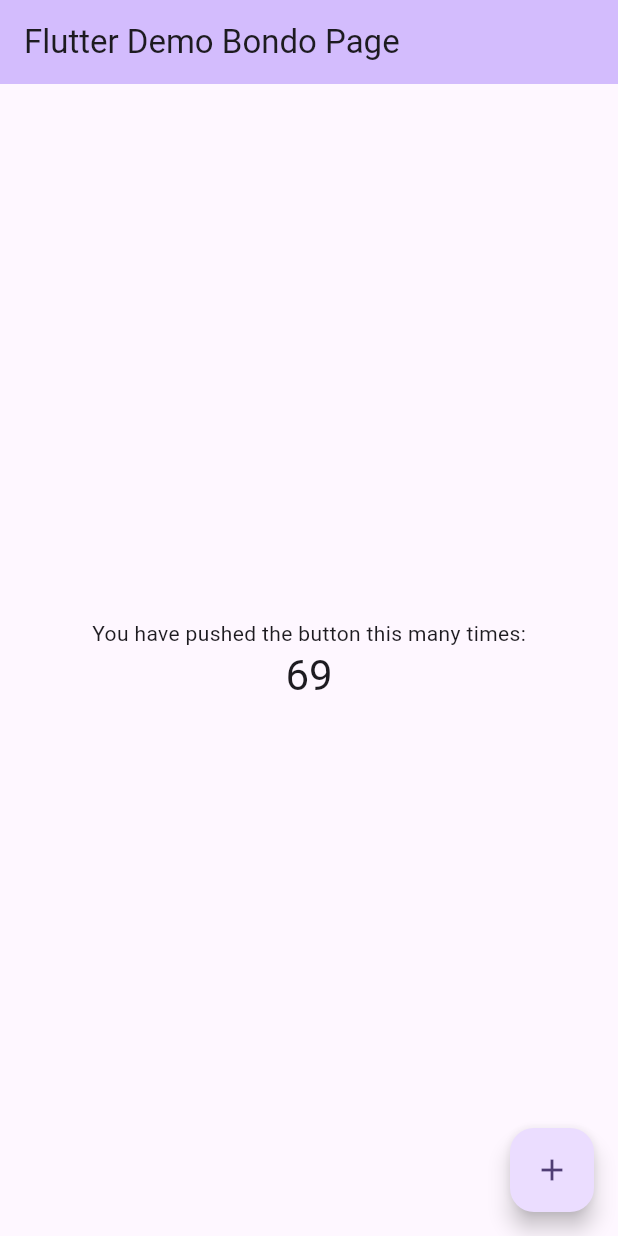
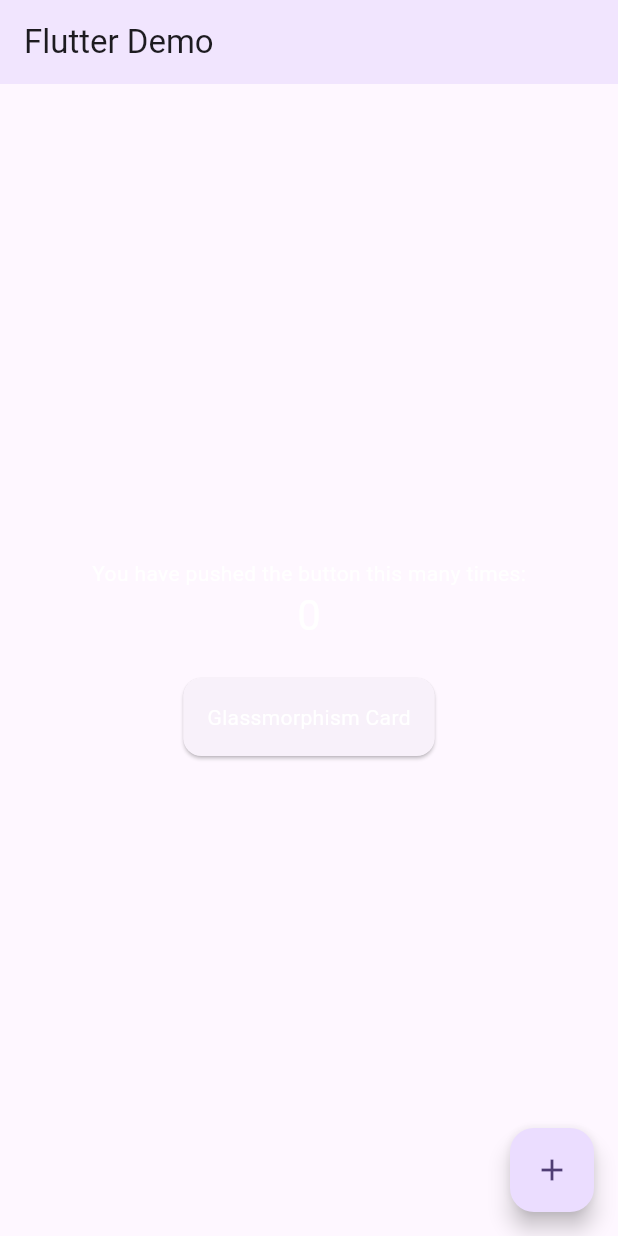
Before and after one commit to razxz/idx-AppTest-1, a Flutter app: the screen it shows after launch, on a phone screen of 412 x 824 dp. Run offline on Flutter 3.47's test engine with Material 3 defaults, Android fonts, the phone set to English and light mode, and no system bars.

Commit message:
Added Glass Effects - This is using google studio - Google AI should be optimized for android

```diff
--- a/lib/main.dart
+++ b/lib/main.dart
@@ -1,4 +1,5 @@
 import 'package:flutter/material.dart';
+import 'dart:ui';
 
 void main() {
   runApp(const MyApp());
@@ -7,46 +8,41 @@ void main() {
 class MyApp extends StatelessWidget {
   const MyApp({super.key});
 
-  // This widget is the root of your application.
   @override
   Widget build(BuildContext context) {
     return MaterialApp(
-      title: 'Flutter Demo',
+      title: 'Flutter Fkito',
       theme: ThemeData(
-        // This is the theme of your application.
-        //
-        // TRY THIS: Try running your application with "flutter run". You'll see
-        // the application has a purple toolbar. Then, without quitting the app,
-        // try changing the seedColor in the colorScheme below to Colors.green
-        // and then invoke "hot reload" (save your changes or press the "hot
-        // reload" button in a Flutter-supported IDE, or press "r" if you used
-        // the command line to start the app).
-        //
-        // Notice that the counter didn't reset back to zero; the application
-        // state is not lost during the reload. To reset the state, use hot
-        // restart instead.
-        //
-        // This works for code too, not just values: Most code changes can be
-        // tested with just a hot reload.
         colorScheme: ColorScheme.fromSeed(seedColor: Colors.deepPurple),
         useMaterial3: true,
       ),
-      home: const MyHomePage(title: 'Flutter Demo Bondo Page'),
+      darkTheme: ThemeData(
+        brightness: Brightness.dark,
+        scaffoldBackgroundColor: Colors.black,
+        colorScheme: ColorScheme.fromSeed(
+          seedColor: Colors.deepPurple,
+          brightness: Brightness.dark,
+        ),
+        useMaterial3: true,
+        // Glassmorphism effect for cards and containers
+        cardTheme: CardTheme(
+          color: Colors.white.withOpacity(0.1),
+          surfaceTintColor:
+              Colors.white.withOpacity(0.2), // For better glass effect
+          elevation: 0,
+          shape: RoundedRectangleBorder(
+            borderRadius: BorderRadius.circular(16.0),
+          ),
+        ),
+      ),
+      themeMode: ThemeMode.system,
+      home: const MyHomePage(title: 'Flutter Demo'), // Simplified title
     );
   }
 }
 
 class MyHomePage extends StatefulWidget {
   const MyHomePage({super.key, required this.title});
-
-  // This widget is the home page of your application. It is stateful, meaning
-  // that it has a State object (defined below) that contains fields that affect
-  // how it looks.
-
-  // This class is the configuration for the state. It holds the values (in this
-  // case the title) provided by the parent (in this case the App widget) and
-  // used by the build method of the State. Fields in a Widget subclass are
-  // always marked "final".
 
   final String title;
 
@@ -55,62 +51,60 @@ class MyHomePage extends StatefulWidget {
 }
 
 class _MyHomePageState extends State<MyHomePage> {
-  int _counter = 69;
+  int _counter = 0; // Start counter at 0
 
   void _incrementCounter() {
     setState(() {
-      // This call to setState tells the Flutter framework that something has
-      // changed in this State, which causes it to rerun the build method below
-      // so that the display can reflect the updated values. If we changed
-      // _counter without calling setState(), then the build method would not be
-      // called again, and so nothing would appear to happen.
       _counter++;
     });
   }
 
   @override
   Widget build(BuildContext context) {
-    // This method is rerun every time setState is called, for instance as done
-    // by the _incrementCounter method above.
-    //
-    // The Flutter framework has been optimized to make rerunning build methods
-    // fast, so that you can just rebuild anything that needs updating rather
-    // than having to individually change instances of widgets.
     return Scaffold(
       appBar: AppBar(
-        // TRY THIS: Try changing the color here to a specific color (to
-        // Colors.amber, perhaps?) and trigger a hot reload to see the AppBar
-        // change color while the other colors stay the same.
-        backgroundColor: Theme.of(context).colorScheme.inversePrimary,
-        // Here we take the value from the MyHomePage object that was created by
-        // the App.build method, and use it to set our appbar title.
         title: Text(widget.title),
+        backgroundColor: Colors.transparent, // Fully transparent app bar
+        flexibleSpace: ClipRect(
+          // Clip the blur effect to the app bar area
+          child: BackdropFilter(
+            filter: ImageFilter.blur(sigmaX: 10, sigmaY: 10),
+            child: Container(
+              decoration: BoxDecoration(
+                  color: Theme.of(context)
+                      .colorScheme
+                      .inversePrimary
+                      .withOpacity(0.3)),
+            ),
+          ),
+        ),
       ),
       body: Center(
-        // Center is a layout widget. It takes a single child and positions it
-        // in the middle of the parent.
         child: Column(
-          // Column is also a layout widget. It takes a list of children and
-          // arranges them vertically. By default, it sizes itself to fit its
-          // children horizontally, and tries to be as tall as its parent.
-          //
-          // Column has various properties to control how it sizes itself and
-          // how it positions its children. Here we use mainAxisAlignment to
-          // center the children vertically; the main axis here is the vertical
-          // axis because Columns are vertical (the cross axis would be
-          // horizontal).
-          //
-          // TRY THIS: Invoke "debug painting" (choose the "Toggle Debug Paint"
-          // action in the IDE, or press "p" in the console), to see the
-          // wireframe for each widget.
           mainAxisAlignment: MainAxisAlignment.center,
           children: <Widget>[
             const Text(
               'You have pushed the button this many times:',
+              style: TextStyle(color: Colors.white),
             ),
             Text(
               '$_counter',
-              style: Theme.of(context).textTheme.headlineMedium,
+              style: Theme.of(context).textTheme.headlineMedium?.copyWith(
+                    color: Colors.white,
+                  ),
+            ),
+            const SizedBox(height: 20), // Add some spacing
+
+            Card(
+              // Glassmorphism card
+              child: Padding(
+                padding: const EdgeInsets.all(16.0),
+                child: const Text(
+                  // Use const for constant Text widgets
+                  'Glassmorphism Card',
+                  style: TextStyle(color: Colors.white),
+                ),
+              ),
             ),
           ],
         ),
@@ -118,8 +112,8 @@ class _MyHomePageState extends State<MyHomePage> {
       floatingActionButton: FloatingActionButton(
         onPressed: _incrementCounter,
         tooltip: 'Increment',
-        child: const Icon(Icons.add),
-      ), // This trailing comma makes auto-formatting nicer for build methods.
+        child: const Icon(Icons.add), // Use const for constant Icon widgets
+      ),
     );
   }
 }
```
